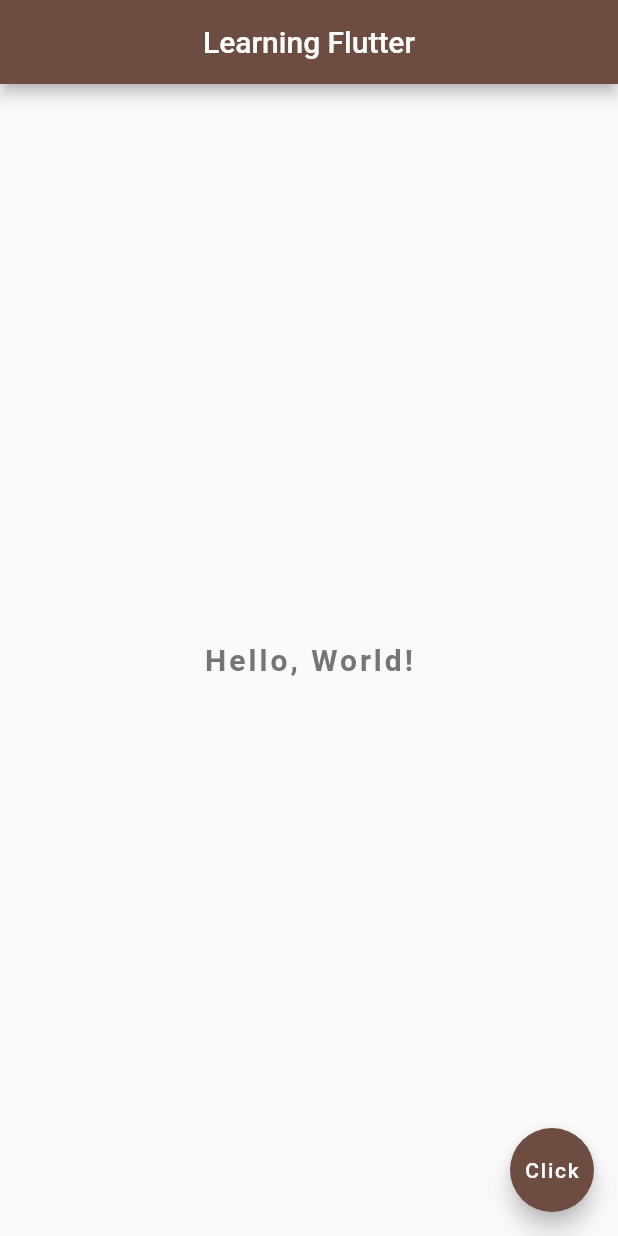
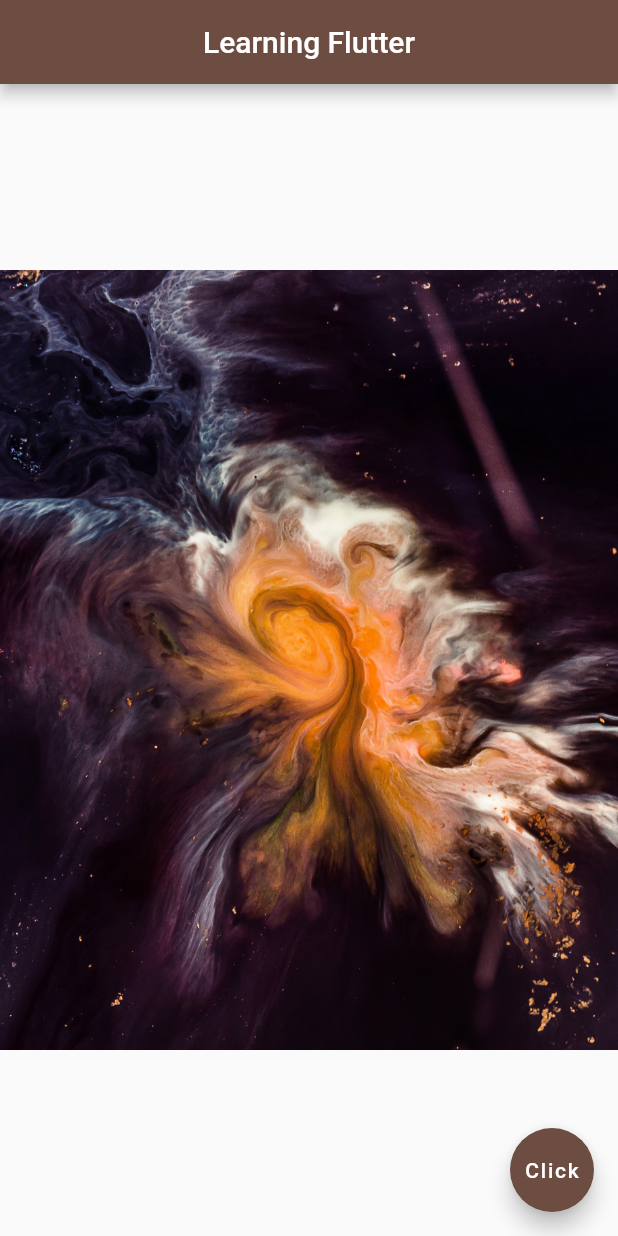
Before and after one commit to lamsalsangam/Flutter, a Flutter app: the screen it shows after launch, after a tap on "Click", on a phone screen of 412 x 824 dp. Run offline on Flutter 3.47's test engine with Material 2 defaults, Android fonts, the phone set to English and light mode, and no system bars.

Commit message:
Learned how to deal with the image.

```diff
--- a/learn/lib/main.dart
+++ b/learn/lib/main.dart
@@ -1,10 +1,25 @@
 import 'package:flutter/foundation.dart';
 import 'package:flutter/material.dart';
 
+void startHammering() {
+  if (kDebugMode) {
+    print('bang bang bang');
+  }
+}
+
 void main() {
   runApp(MaterialApp(
-      // The Scaffold widget in Flutter is used to construct the fundamental visual layout structure of the material design.
-    home: Scaffold(
+    home: Home(),
+  ));
+}
+
+
+class Home extends StatelessWidget {
+  // @override is used so that the build function right below will override the one defined in the classes ancestors.
+  @override
+  Widget build(BuildContext context){
+    // The Scaffold widget in Flutter is used to construct the fundamental visual layout structure of the material design
+    return Scaffold(
       // An AppBar to display on the top of the Scaffold
       appBar: AppBar(
         title: const Text('Learning Flutter'),
@@ -14,26 +29,28 @@ void main() {
       // Primary content of the Scaffold displayed below the Scaffold
       // Centering the body content
       body: Center(
-        child: Text('Hello, World!',
-        // Adding the styles to the text
-        style: TextStyle(fontSize: 20.0,
-        fontWeight: FontWeight.bold,
-        letterSpacing: 2.0,
-        color: Colors.grey[600],
-        fontFamily: 'GentiumBookPlus'),),
+        // child: Text('Hello, World!',
+        //   // Adding the styles to the text
+        //   style: TextStyle(fontSize: 20.0,
+        //       fontWeight: FontWeight.bold,
+        //       letterSpacing: 2.0,
+        //       color: Colors.grey[600],
+        //       fontFamily: 'GentiumBookPlus'),),
+        //   child: Image(
+        //     // For the network image
+        //     // image: NetworkImage('https://images.unsplash.com/photo-1516331590554-978b8de25f18?ixlib=rb-4.0.3&ixid=MnwxMjA3fDB8MHxwaG90by1wYWdlfHx8fGVufDB8fHx8&auto=format&fit=crop&w=1172&q=80'),
+        //     // For the local image
+        //     image: AssetImage('assets/space-2.jpg'),
+        //   ),
+        // Another way to get image is
+        child: Image.asset('assets/space-1.jpg'),
+        // child: Image.network('https://images.unsplash.com/photo-1516331590554-978b8de25f18?ixlib=rb-4.0.3&ixid=MnwxMjA3fDB8MHxwaG90by1wYWdlfHx8fGVufDB8fHx8&auto=format&fit=crop&w=1172&q=80'),
       ),
       floatingActionButton: FloatingActionButton(
         onPressed: startHammering,
         backgroundColor: Colors.brown.shade600,
         child: const Text('Click'),
       ),
-    ),
-  ));
-}
-
-
-void startHammering() {
-  if (kDebugMode) {
-    print('bang bang bang');
+    );
   }
 }
```
Also changed, not shown: learn/pubspec.yaml (+9 -7 lines), learn/assets/space-1.jpg (added), learn/assets/space-2.jpg (added), learn/assets/space-3.jpg (added).
